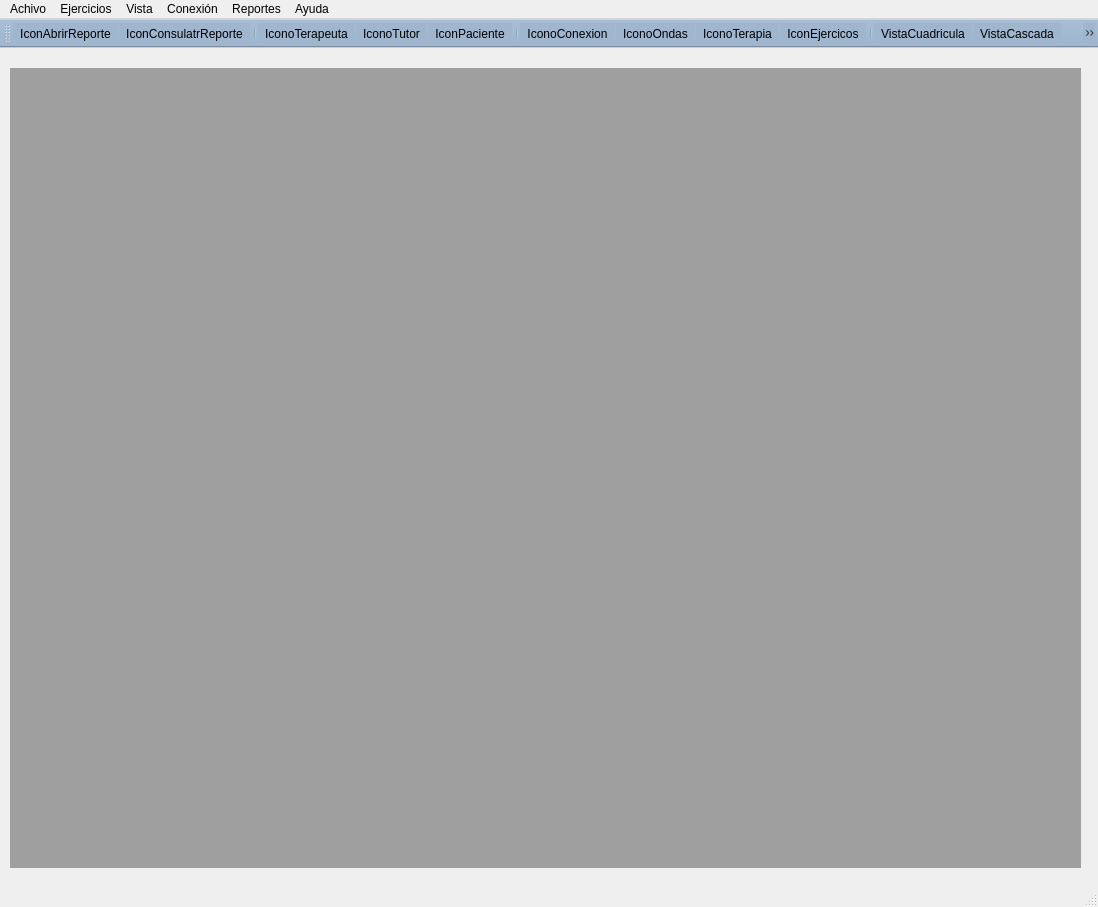
Qt form pythonProject/vistas/principalCognitronp.ui (francisco2124/Cognidron-EEG-Version1.0) before a commit.
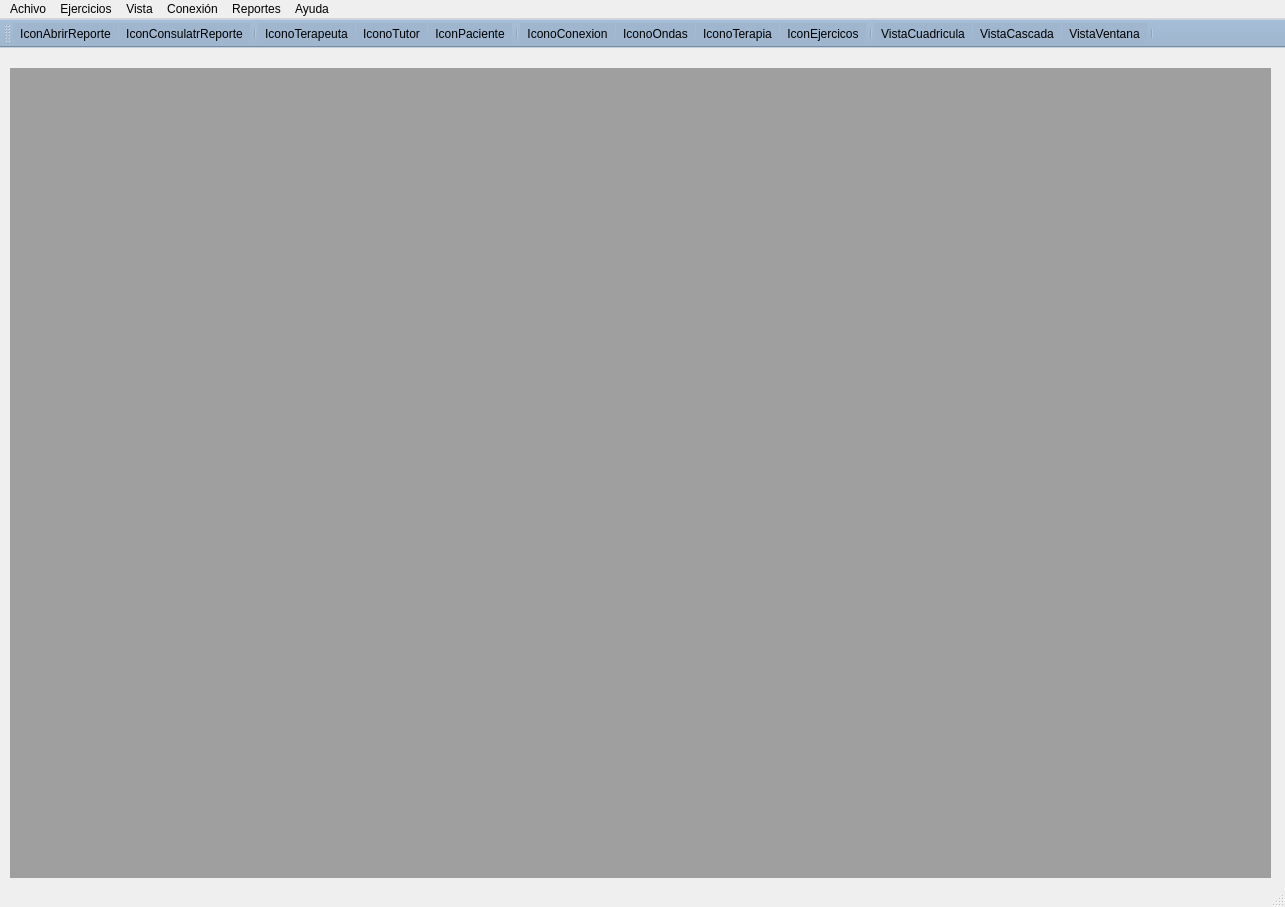
The same form after that commit. Icons and pictures are not drawn.

```diff
--- a/pythonProject/vistas/principalCognitronp.ui
+++ b/pythonProject/vistas/principalCognitronp.ui
@@ -6,7 +6,7 @@
    <rect>
     <x>0</x>
     <y>0</y>
-    <width>1098</width>
+    <width>1285</width>
     <height>907</height>
    </rect>
   </property>
@@ -35,8 +35,8 @@
      <rect>
       <x>10</x>
       <y>20</y>
-      <width>1071</width>
-      <height>800</height>
+      <width>1261</width>
+      <height>810</height>
      </rect>
     </property>
     <property name="sizePolicy">
@@ -47,8 +47,8 @@
     </property>
     <property name="minimumSize">
      <size>
-      <width>1071</width>
-      <height>800</height>
+      <width>1200</width>
+      <height>810</height>
      </size>
     </property>
     <property name="baseSize">
@@ -67,7 +67,7 @@
     <rect>
      <x>0</x>
      <y>0</y>
-     <width>1098</width>
+     <width>1285</width>
      <height>26</height>
     </rect>
    </property>
```
Left out of the diff: 18 changed lines with no effect on the pictures.
